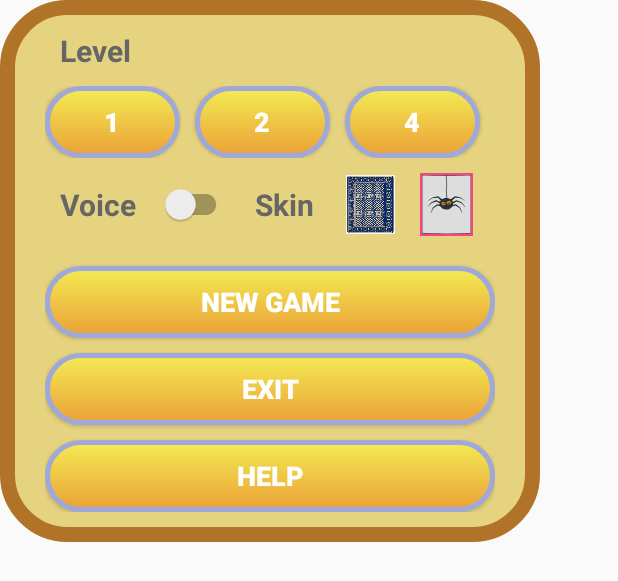
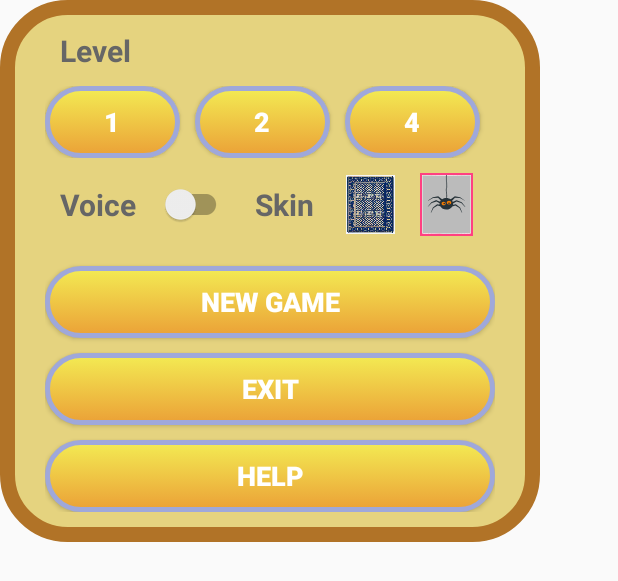
Before and after one commit to forJrking/SpiderCard, an Android app: the layout dialog_menu.xml on its own in the app's theme, with its tools: preview values and no code run, on a phone screen of 412 x 824 dp. Shown: the top 581 px of the screen. Run offline under Robolectric (Android 15) with nearby library versions, the phone set to English and light mode, and no system bars.

Commit message:
修复混淆和视觉

```diff
--- a/card/src/main/res/drawable/card_back.xml
+++ b/card/src/main/res/drawable/card_back.xml
@@ -5,10 +5,10 @@
     android:viewportHeight="140.0">
 
     <path
-        android:fillColor="#dddddd"
+        android:fillColor="#bbbbbb"
         android:pathData="M98.04,0c0,0 -29.21,0.79 -47.5,0.79S3.03,0 3.03,0c-1.67,-0.04 -3.03,1.28 -3.03,2.95v132.94c0,1.67 1.36,3.08 3.03,3.13c0,0 29.21,0.97 47.5,0.97s47.5,-0.97 47.5,-0.97c1.67,-0.05 3.03,-1.47 3.03,-3.13V2.95C101.07,1.28 99.71,-0.04 98.04,0z"
         android:strokeWidth="1.8034"
-        android:strokeColor="#263238" />
+        android:strokeColor="#fff" />
 
     <path
         android:fillColor="#00000000"
```
Also changed, not shown: 1 other file.
